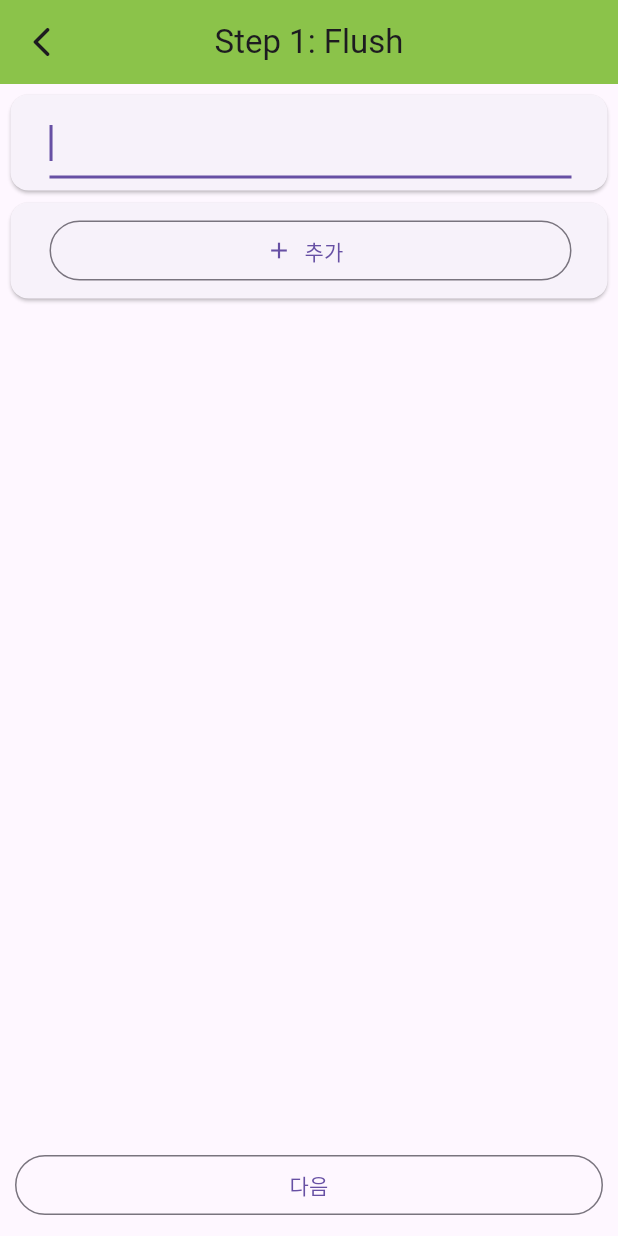
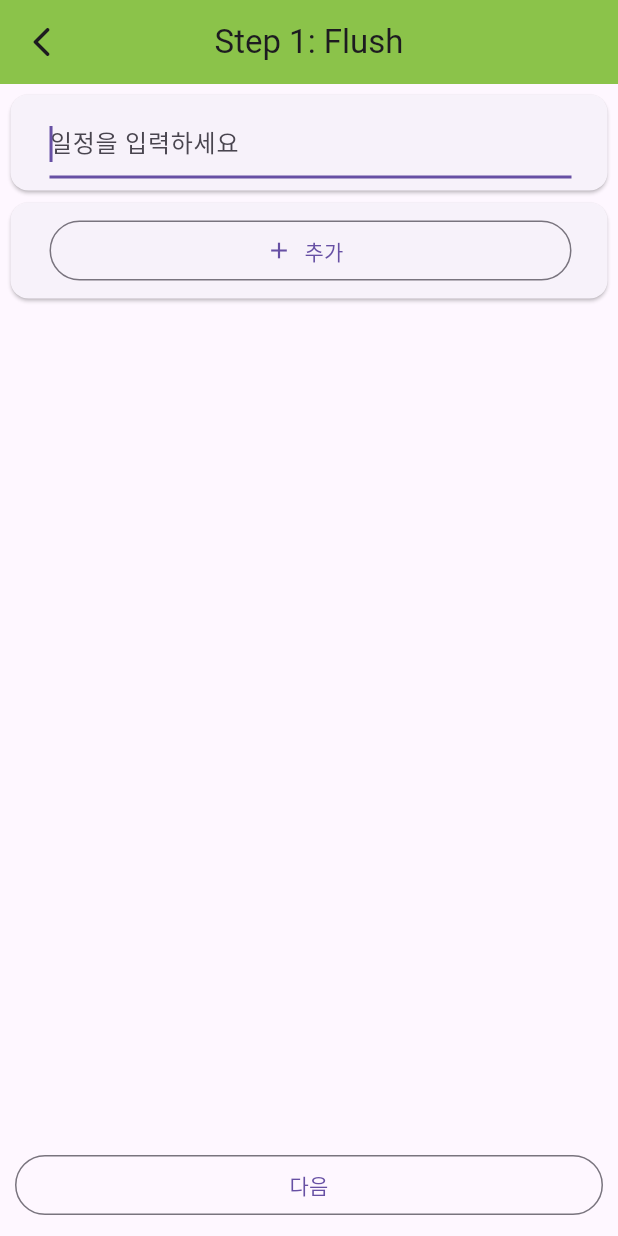
Before and after one commit to kuper0201/TimeBoxing_Fork, a Flutter app: the screen it shows after launch, after a tap on "Add", on a phone screen of 412 x 824 dp. Run offline on Flutter 3.47's test engine with Material 3 defaults, Android fonts, the phone set to English and light mode, and no system bars; our stand-ins replace equatable, flutter_datetime_picker_plus, syncfusion_flutter_calendar; missing offline and left inert: split_view.

Commit message:
input field hint on flush view

```diff
--- a/lib/steps/FlushView.dart
+++ b/lib/steps/FlushView.dart
@@ -84,7 +84,7 @@ class _FlushViewState extends State<FlushView> {
                   return Card(
                     key: gk3,
                     child: ListTile(
-                      title: Expanded(child: Padding(padding: const EdgeInsets.only(left: 10), child: TextField(autofocus: true, controller: tc, focusNode: fn,))),
+                      title: Expanded(child: Padding(padding: const EdgeInsets.only(left: 10), child: TextField(autofocus: true, controller: tc, decoration: const InputDecoration(hintText: "일정을 입력하세요"), focusNode: fn))),
                     )
                   );
                 } else {
--- a/lib/steps/PlanView.dart
+++ b/lib/steps/PlanView.dart
@@ -10,7 +10,8 @@ import 'package:flutter_datetime_picker_plus/flutter_datetime_picker_plus.dart'
 class PlanView extends StatefulWidget {
   final List<String> nameList;
   final PageController pc;
-  const PlanView({super.key, required this.nameList, required this.pc});
+  final List<String> priority;
+  const PlanView({super.key, required this.nameList, required this.priority, required this.pc});
 
   @override
   _PlanViewState createState() => _PlanViewState();
--- a/lib/steps/StepViewPage.dart
+++ b/lib/steps/StepViewPage.dart
@@ -66,7 +66,7 @@ class _StepViewPageState extends State<StepViewPage> {
       children: [
         FlushView(nameList: nameList, priority: priority, pc: pc),
         PriorityView(nameList: nameList, priority: priority, pc: pc),
-        PlanView(nameList: nameList, pc: pc)
+        PlanView(nameList: nameList, priority: priority, pc: pc)
       ],
     );
   }
```
